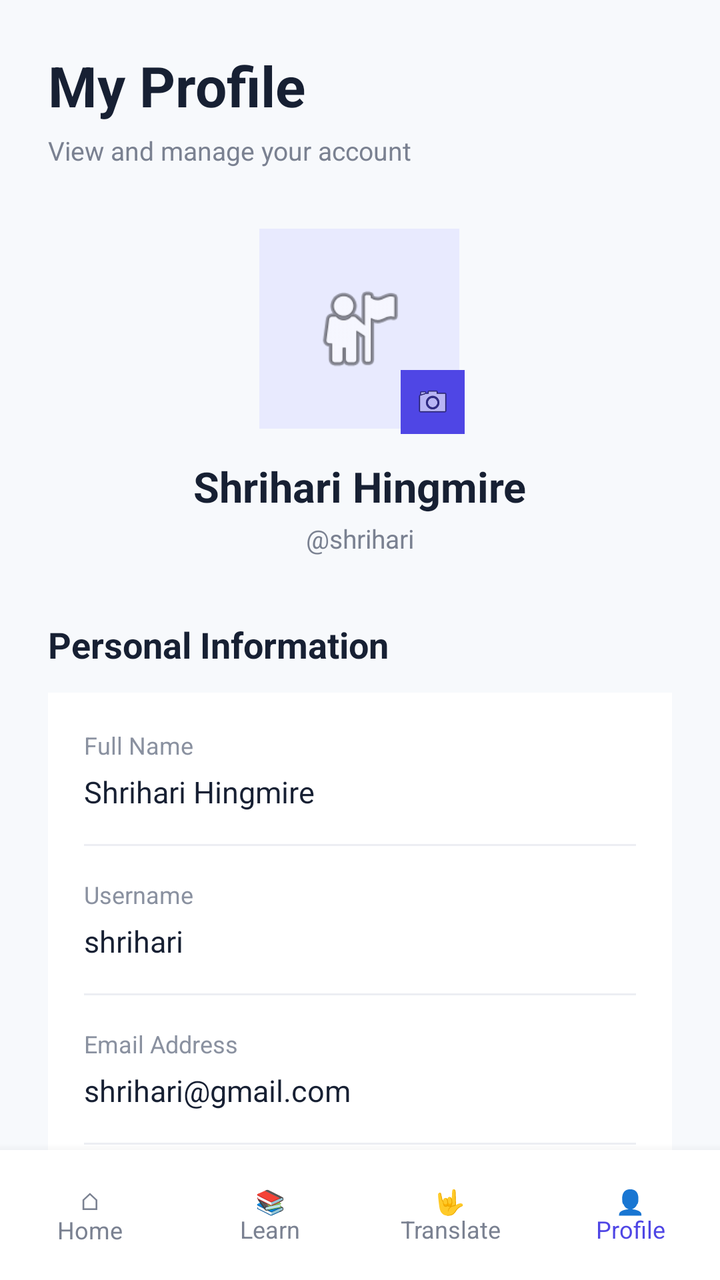
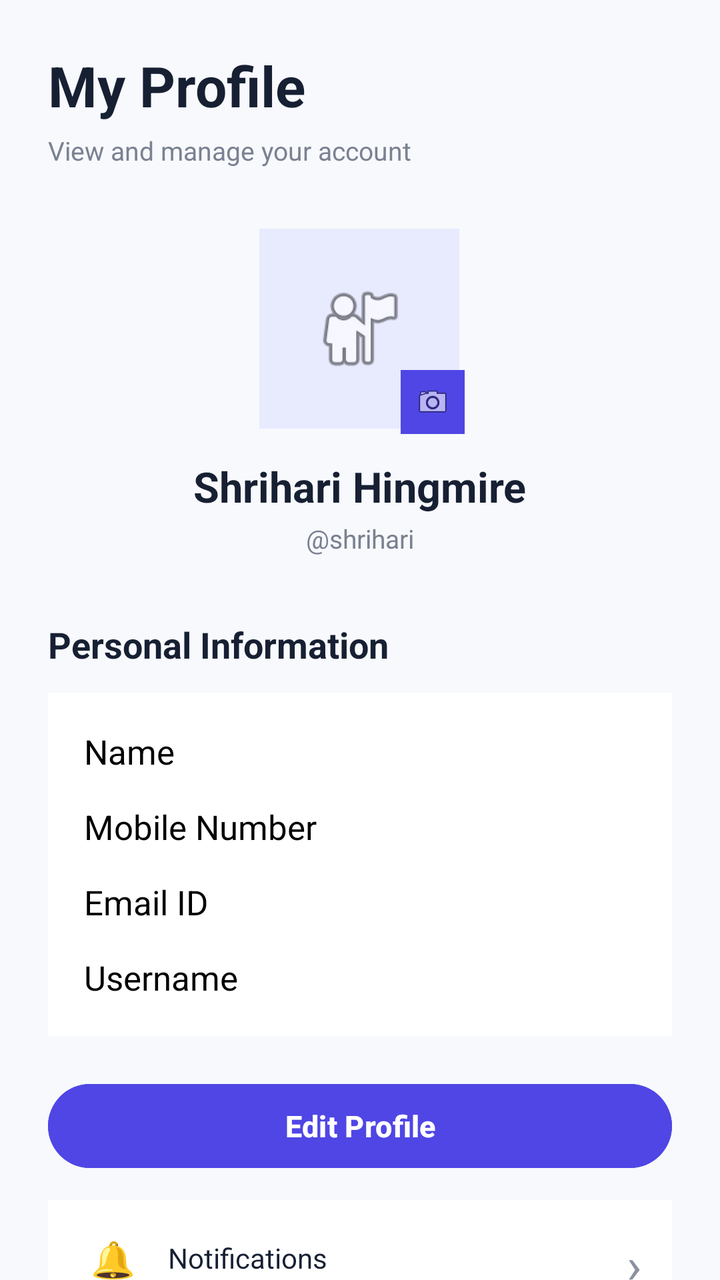

Compare the two renders of this Android layout. The source of the first and the diff that turns it into the second are given below.
<!-- AndroidManifest.xml: application theme Theme.VisionXSignBridge -->
<!-- res/layout/activity_profile.xml -->
<?xml version="1.0" encoding="utf-8"?>
<LinearLayout
    xmlns:android="http://schemas.android.com/apk/res/android"
    android:layout_width="match_parent"
    android:layout_height="match_parent"
    android:orientation="vertical"
    android:background="#F7F9FC">

    <ScrollView
        android:layout_width="match_parent"
        android:layout_height="0dp"
        android:layout_weight="1"
        android:fillViewport="true"
        android:scrollbars="none">

        <LinearLayout
            android:layout_width="match_parent"
            android:layout_height="wrap_content"
            android:orientation="vertical"
            android:padding="24dp">

            <TextView
                android:layout_width="wrap_content"
                android:layout_height="wrap_content"
                android:text="My Profile"
                android:textColor="#172033"
                android:textSize="28sp"
                android:textStyle="bold"/>

            <TextView
                android:layout_width="wrap_content"
                android:layout_height="wrap_content"
                android:layout_marginTop="5dp"
                android:text="View and manage your account"
                android:textColor="#7A8191"
                android:textSize="13sp"/>


            

            <LinearLayout
                android:layout_width="match_parent"
                android:layout_height="wrap_content"
                android:layout_marginTop="28dp"
                android:gravity="center"
                android:orientation="vertical">

                <FrameLayout
                    android:layout_width="105dp"
                    android:layout_height="105dp">

                    <ImageView
                        android:id="@+id/imgProfile"
                        android:layout_width="100dp"
                        android:layout_height="100dp"
                        android:layout_gravity="center"
                        android:background="#E8EAFE"
                        android:padding="25dp"
                        android:src="@android:drawable/ic_menu_myplaces"
                        android:contentDescription="Profile Picture"/>

                    <ImageView
                        android:id="@+id/btnChangePhoto"
                        android:layout_width="32dp"
                        android:layout_height="32dp"
                        android:layout_gravity="bottom|end"
                        android:background="#4F46E5"
                        android:padding="7dp"
                        android:src="@android:drawable/ic_menu_camera"
                        android:contentDescription="Change Profile Picture"/>

                </FrameLayout>

                <TextView
                    android:id="@+id/txtProfileName"
                    android:layout_width="wrap_content"
                    android:layout_height="wrap_content"
                    android:layout_marginTop="12dp"
                    android:text="Shrihari Hingmire"
                    android:textColor="#172033"
                    android:textSize="21sp"
                    android:textStyle="bold"/>

                <TextView
                    android:id="@+id/txtProfileUsername"
                    android:layout_width="wrap_content"
                    android:layout_height="wrap_content"
                    android:layout_marginTop="3dp"
                    android:text="@shrihari"
                    android:textColor="#7A8191"
                    android:textSize="13sp"/>

            </LinearLayout>


            

            <TextView
                android:layout_width="wrap_content"
                android:layout_height="wrap_content"
                android:layout_marginTop="32dp"
                android:text="Personal Information"
                android:textColor="#172033"
                android:textSize="18sp"
                android:textStyle="bold"/>


            <LinearLayout
                android:layout_width="match_parent"
                android:layout_height="wrap_content"
                android:layout_marginTop="12dp"
                android:background="#FFFFFF"
                android:orientation="vertical"
                android:padding="18dp">


                

                <TextView
                    android:layout_width="wrap_content"
                    android:layout_height="wrap_content"
                    android:text="Full Name"
                    android:textColor="#8A91A0"
                    android:textSize="12sp"/>

                <TextView
                    android:id="@+id/txtName"
                    android:layout_width="match_parent"
                    android:layout_height="wrap_content"
                    android:layout_marginTop="5dp"
                    android:text="Shrihari Hingmire"
                    android:textColor="#172033"
                    android:textSize="15sp"/>


                <View
                    android:layout_width="match_parent"
                    android:layout_height="1dp"
                    android:layout_marginTop="16dp"
                    android:layout_marginBottom="16dp"
                    android:background="#ECEEF3"/>


                

                <TextView
                    android:layout_width="wrap_content"
                    android:layout_height="wrap_content"
                    android:text="Username"
                    android:textColor="#8A91A0"
                    android:textSize="12sp"/>

                <TextView
                    android:id="@+id/txtUsername"
                    android:layout_width="match_parent"
                    android:layout_height="wrap_content"
                    android:layout_marginTop="5dp"
                    android:text="shrihari"
                    android:textColor="#172033"
                    android:textSize="15sp"/>


                <View
                    android:layout_width="match_parent"
                    android:layout_height="1dp"
                    android:layout_marginTop="16dp"
                    android:layout_marginBottom="16dp"
                    android:background="#ECEEF3"/>


                

                <TextView
                    android:layout_width="wrap_content"
                    android:layout_height="wrap_content"
                    android:text="Email Address"
                    android:textColor="#8A91A0"
                    android:textSize="12sp"/>

                <TextView
                    android:id="@+id/txtEmail"
                    android:layout_width="match_parent"
                    android:layout_height="wrap_content"
                    android:layout_marginTop="5dp"
                    android:text="shrihari@gmail.com"
                    android:textColor="#172033"
                    android:textSize="15sp"/>


                <View
                    android:layout_width="match_parent"
                    android:layout_height="1dp"
                    android:layout_marginTop="16dp"
                    android:layout_marginBottom="16dp"
                    android:background="#ECEEF3"/>


                

                <TextView
                    android:layout_width="wrap_content"
                    android:layout_height="wrap_content"
                    android:text="Mobile Number"
                    android:textColor="#8A91A0"
                    android:textSize="12sp"/>

                <TextView
                    android:id="@+id/txtMobile"
                    android:layout_width="match_parent"
                    android:layout_height="wrap_content"
                    android:layout_marginTop="5dp"
                    android:text="+91 9876543210"
                    android:textColor="#172033"
                    android:textSize="15sp"/>

            </LinearLayout>


            

            <Button
                android:id="@+id/btnEditProfile"
                android:layout_width="match_parent"
                android:layout_height="50dp"
                android:layout_marginTop="20dp"
                android:text="Edit Profile"
                android:textAllCaps="false"
                android:textColor="#FFFFFF"
                android:textSize="15sp"
                android:textStyle="bold"
                android:backgroundTint="#4F46E5"/>


            

            <LinearLayout
                android:id="@+id/optionNotifications"
                android:layout_width="match_parent"
                android:layout_height="58dp"
                android:layout_marginTop="12dp"
                android:background="#FFFFFF"
                android:gravity="center_vertical"
                android:padding="15dp">

                <TextView
                    android:layout_width="35dp"
                    android:layout_height="35dp"
                    android:gravity="center"
                    android:text="🔔"
                    android:textSize="18sp"/>

                <TextView
                    android:layout_width="0dp"
                    android:layout_height="wrap_content"
                    android:layout_weight="1"
                    android:layout_marginStart="10dp"
                    android:text="Notifications"
                    android:textColor="#172033"
                    android:textSize="14sp"/>

                <TextView
                    android:layout_width="wrap_content"
                    android:layout_height="wrap_content"
                    android:text="›"
                    android:textColor="#8A91A0"
                    android:textSize="25sp"/>

            </LinearLayout>


            

            <Button
                android:id="@+id/btnLogout"
                android:layout_width="match_parent"
                android:layout_height="50dp"
                android:layout_marginTop="12dp"
                android:layout_marginBottom="20dp"
                android:text="Logout"
                android:textAllCaps="false"
                android:textColor="#D93025"
                android:textSize="15sp"
                android:backgroundTint="#FFF0EF"/>

        </LinearLayout>

    </ScrollView>


    

    <LinearLayout
        android:layout_width="match_parent"
        android:layout_height="65dp"
        android:background="#FFFFFF"
        android:elevation="8dp"
        android:gravity="center"
        android:orientation="horizontal">

        <TextView
            android:id="@+id/navHome"
            android:layout_width="0dp"
            android:layout_height="match_parent"
            android:layout_weight="1"
            android:gravity="center"
            android:text="⌂&#10;Home"
            android:textColor="#7A8191"
            android:textSize="12sp"/>

        <TextView
            android:id="@+id/navLearn"
            android:layout_width="0dp"
            android:layout_height="match_parent"
            android:layout_weight="1"
            android:gravity="center"
            android:text="📚&#10;Learn"
            android:textColor="#7A8191"
            android:textSize="12sp"/>

        <TextView
            android:id="@+id/navTranslate"
            android:layout_width="0dp"
            android:layout_height="match_parent"
            android:layout_weight="1"
            android:gravity="center"
            android:text="🤟&#10;Translate"
            android:textColor="#7A8191"
            android:textSize="12sp"/>

        <TextView
            android:id="@+id/navProfile"
            android:layout_width="0dp"
            android:layout_height="match_parent"
            android:layout_weight="1"
            android:gravity="center"
            android:text="👤&#10;Profile"
            android:textColor="#4F46E5"
            android:textSize="12sp"/>

    </LinearLayout>

</LinearLayout>
<!-- resources referenced by this layout -->
<resources>
  <style name="Theme.VisionXSignBridge" parent="Base.Theme.VisionXSignBridge" />
  <style name="Base.Theme.VisionXSignBridge" parent="Theme.Material3.DayNight.NoActionBar">
          
          
      </style>
</resources>

<!-- the commit's change to res/layout/activity_profile.xml (unified diff, before → after) -->
@@ -117,101 +117,45 @@
                 
 
                 <TextView
-                    android:layout_width="wrap_content"
-                    android:layout_height="wrap_content"
-                    android:text="Full Name"
-                    android:textColor="#8A91A0"
-                    android:textSize="12sp"/>
-
-                <TextView
                     android:id="@+id/txtName"
-                    android:layout_width="match_parent"
-                    android:layout_height="wrap_content"
-                    android:layout_marginTop="5dp"
-                    android:text="Shrihari Hingmire"
-                    android:textColor="#172033"
-                    android:textSize="15sp"/>
-
-
-                <View
-                    android:layout_width="match_parent"
-                    android:layout_height="1dp"
-                    android:layout_marginTop="16dp"
-                    android:layout_marginBottom="16dp"
-                    android:background="#ECEEF3"/>
-
-
-                
-
-                <TextView
+                    android:layout_width="wrap_content"
+                    android:layout_height="wrap_content"
+                    android:layout_marginBottom="15dp"
+                    android:text="Name"
+                    android:textColor="#000"
+                    android:textSize="17sp" />
+
+
+                <TextView
+                    android:id="@+id/txtMobile"
+                    android:layout_width="wrap_content"
+                    android:layout_height="wrap_content"
+                    android:layout_marginBottom="15dp"
+                    android:text="Mobile Number"
+                    android:textColor="#000"
+                    android:textSize="17sp" />
+
+
+
+                <TextView
+                    android:id="@+id/txtEmail"
+                    android:layout_width="wrap_content"
+                    android:layout_height="wrap_content"
+                    android:layout_marginBottom="15dp"
+                    android:text="Email ID"
+                    android:textColor="#000"
+                    android:textSize="17sp" />
+
+
+
+                <TextView
+                    android:id="@+id/txtUserNameDetails"
                     android:layout_width="wrap_content"
                     android:layout_height="wrap_content"
                     android:text="Username"
-                    android:textColor="#8A91A0"
-                    android:textSize="12sp"/>
-
-                <TextView
-                    android:id="@+id/txtUsername"
-                    android:layout_width="match_parent"
-                    android:layout_height="wrap_content"
-                    android:layout_marginTop="5dp"
-                    android:text="shrihari"
-                    android:textColor="#172033"
-                    android:textSize="15sp"/>
-
-
-                <View
-                    android:layout_width="match_parent"
-                    android:layout_height="1dp"
-                    android:layout_marginTop="16dp"
-                    android:layout_marginBottom="16dp"
-                    android:background="#ECEEF3"/>
-
-
-                
-
-                <TextView
-                    android:layout_width="wrap_content"
-                    android:layout_height="wrap_content"
-                    android:text="Email Address"
-                    android:textColor="#8A91A0"
-                    android:textSize="12sp"/>
-
-                <TextView
-                    android:id="@+id/txtEmail"
-                    android:layout_width="match_parent"
-                    android:layout_height="wrap_content"
-                    android:layout_marginTop="5dp"
-                    android:text="shrihari@gmail.com"
-                    android:textColor="#172033"
-                    android:textSize="15sp"/>
-
-
-                <View
-                    android:layout_width="match_parent"
-                    android:layout_height="1dp"
-                    android:layout_marginTop="16dp"
-                    android:layout_marginBottom="16dp"
-                    android:background="#ECEEF3"/>
-
-
-                
-
-                <TextView
-                    android:layout_width="wrap_content"
-                    android:layout_height="wrap_content"
-                    android:text="Mobile Number"
-                    android:textColor="#8A91A0"
-                    android:textSize="12sp"/>
-
-                <TextView
-                    android:id="@+id/txtMobile"
-                    android:layout_width="match_parent"
-                    android:layout_height="wrap_content"
-                    android:layout_marginTop="5dp"
-                    android:text="+91 9876543210"
-                    android:textColor="#172033"
-                    android:textSize="15sp"/>
+                    android:textColor="#000"
+                    android:textSize="17sp" />
+
 
             </LinearLayout>
 
@@ -286,57 +230,4 @@
 
     </ScrollView>
 
-
-    
-
-    <LinearLayout
-        android:layout_width="match_parent"
-        android:layout_height="65dp"
-        android:background="#FFFFFF"
-        android:elevation="8dp"
-        android:gravity="center"
-        android:orientation="horizontal">
-
-        <TextView
-            android:id="@+id/navHome"
-            android:layout_width="0dp"
-            android:layout_height="match_parent"
-            android:layout_weight="1"
-            android:gravity="center"
-            android:text="⌂&#10;Home"
-            android:textColor="#7A8191"
-            android:textSize="12sp"/>
-
-        <TextView
-            android:id="@+id/navLearn"
-            android:layout_width="0dp"
-            android:layout_height="match_parent"
-            android:layout_weight="1"
-            android:gravity="center"
-            android:text="📚&#10;Learn"
-            android:textColor="#7A8191"
-            android:textSize="12sp"/>
-
-        <TextView
-            android:id="@+id/navTranslate"
-            android:layout_width="0dp"
-            android:layout_height="match_parent"
-            android:layout_weight="1"
-            android:gravity="center"
-            android:text="🤟&#10;Translate"
-            android:textColor="#7A8191"
-            android:textSize="12sp"/>
-
-        <TextView
-            android:id="@+id/navProfile"
-            android:layout_width="0dp"
-            android:layout_height="match_parent"
-            android:layout_weight="1"
-            android:gravity="center"
-            android:text="👤&#10;Profile"
-            android:textColor="#4F46E5"
-            android:textSize="12sp"/>
-
-    </LinearLayout>
-
 </LinearLayout>
